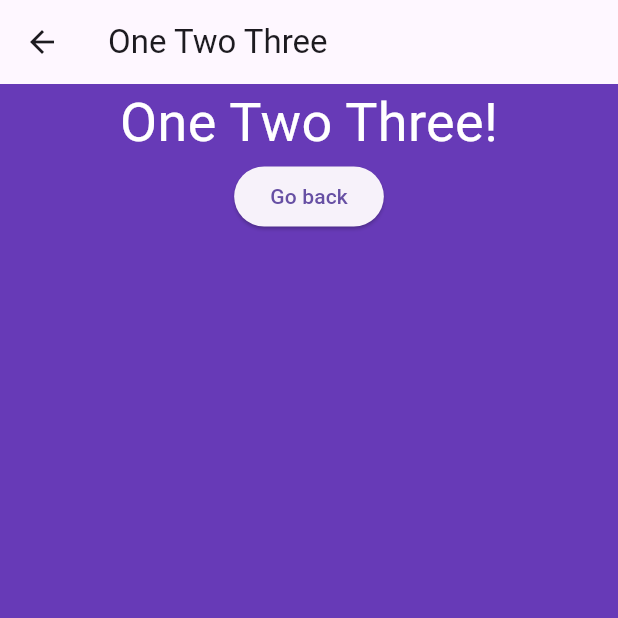
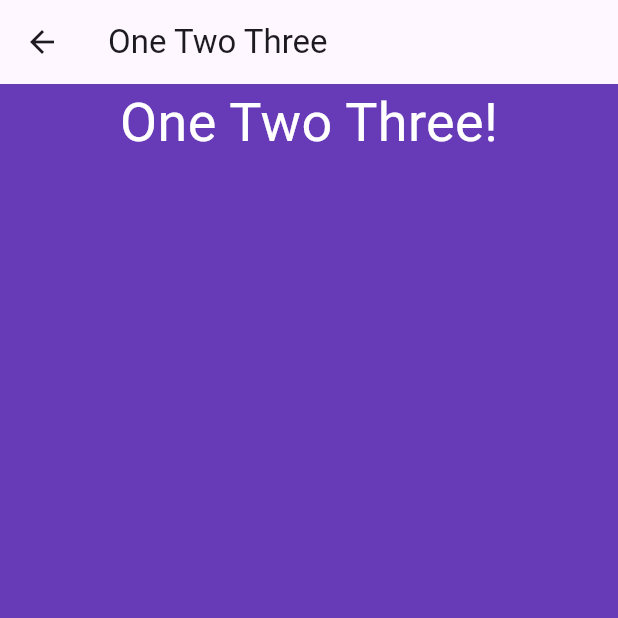
Before and after one commit to mcloots/layout_widgets_flutter, a Flutter app: the screen it shows after launch, after a tap on "One Two Three", on a phone screen of 412 x 824 dp, the top half of it. Run offline on Flutter 3.47's test engine with Material 3 defaults, Android fonts, the phone set to English and light mode, and no system bars.

Commit message:
multi-child layout widgets

```diff
--- a/lib/main.dart
+++ b/lib/main.dart
@@ -1,6 +1,9 @@
 import 'package:flutter/material.dart';
+import 'package:layout_widgets/pages/column.dart';
 import 'package:layout_widgets/pages/home.dart';
 import 'package:layout_widgets/pages/one_two_three.dart';
+import 'package:layout_widgets/pages/row.dart';
+import 'package:layout_widgets/pages/gridview.dart';
 
 void main() => runApp(const LayoutWidgetsApp());
 
@@ -11,8 +14,12 @@ class LayoutWidgetsApp extends StatelessWidget {
   Widget build(BuildContext context) {
     return MaterialApp(
       title: 'Layout widgets',
+      debugShowCheckedModeBanner: false,
       routes: {
       '/': (context) => const HomePage(),
+      '/column' : (context) => const ColumnPage(),
+      '/row' : (context) => const RowPage(),
+      '/gridview' : (context) => const GridViewPage(),
       '/onetwothree' : (context) => const OneTwoThreePage(),
       // '/details': (context) => DetailScreen(),
       },
--- a/lib/pages/home.dart
+++ b/lib/pages/home.dart
@@ -20,6 +20,34 @@ class HomePage extends StatelessWidget {
                 style: TextStyle(color: Colors.white, fontSize: 36.0),
               ),
             ),
+            const Center(
+              child: Text("Multi-child layout widgets",
+              style: TextStyle(
+                backgroundColor: Colors.white,
+                color: Colors.black
+              ),),
+            ),
+            Center(
+              child: ElevatedButton(
+                  child: const Text("Column"),
+                  onPressed: () {
+                    Navigator.pushNamed(context, '/column');
+                  }),
+            ),
+            Center(
+              child: ElevatedButton(
+                  child: const Text("Row"),
+                  onPressed: () {
+                    Navigator.pushNamed(context, '/row');
+                  }),
+            ),
+            Center(
+              child: ElevatedButton(
+                  child: const Text("Gridview"),
+                  onPressed: () {
+                    Navigator.pushNamed(context, '/gridview');
+                  }),
+            ),
             Center(
               child: ElevatedButton(
                   child: const Text("One Two Three"),
--- a/lib/pages/one_two_three.dart
+++ b/lib/pages/one_two_three.dart
@@ -9,24 +9,17 @@ class OneTwoThreePage extends StatelessWidget {
       appBar: AppBar(
         title: const Text("One Two Three"),
       ),
-      body: Material(
+      body: const Material(
         color: Colors.deepPurple,
         child: Column(
           children: [
-            const Center(
+             Center(
               child: Text(
                 "One Two Three!",
                 textDirection: TextDirection.ltr,
                 style: TextStyle(color: Colors.white, fontSize: 36.0),
               ),
-            ),
-            Center(
-              child: ElevatedButton(
-                  child: const Text("Go back"),
-                  onPressed: () {
-                    Navigator.pop(context);
-                  }),
-            ),
+            )
           ],
         ),
       ),
```
Also changed, not shown: lib/pages/column.dart (added, +32 -0 lines), lib/pages/gridview.dart (added, +70 -0 lines), lib/pages/row.dart (added, +57 -0 lines).
